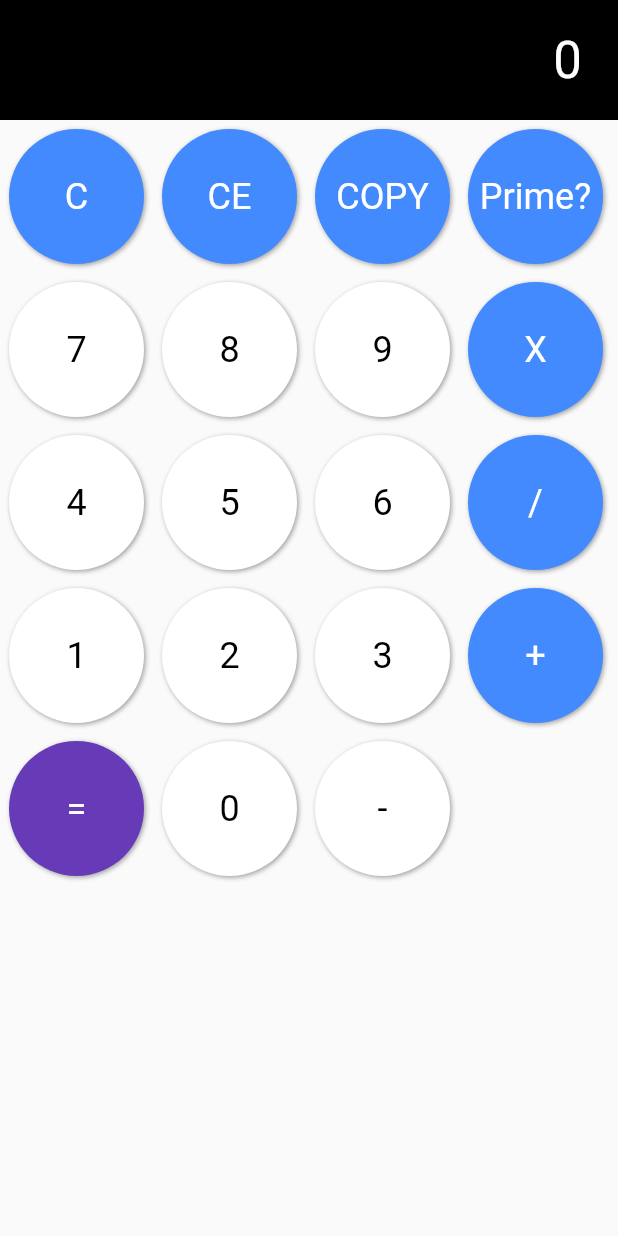
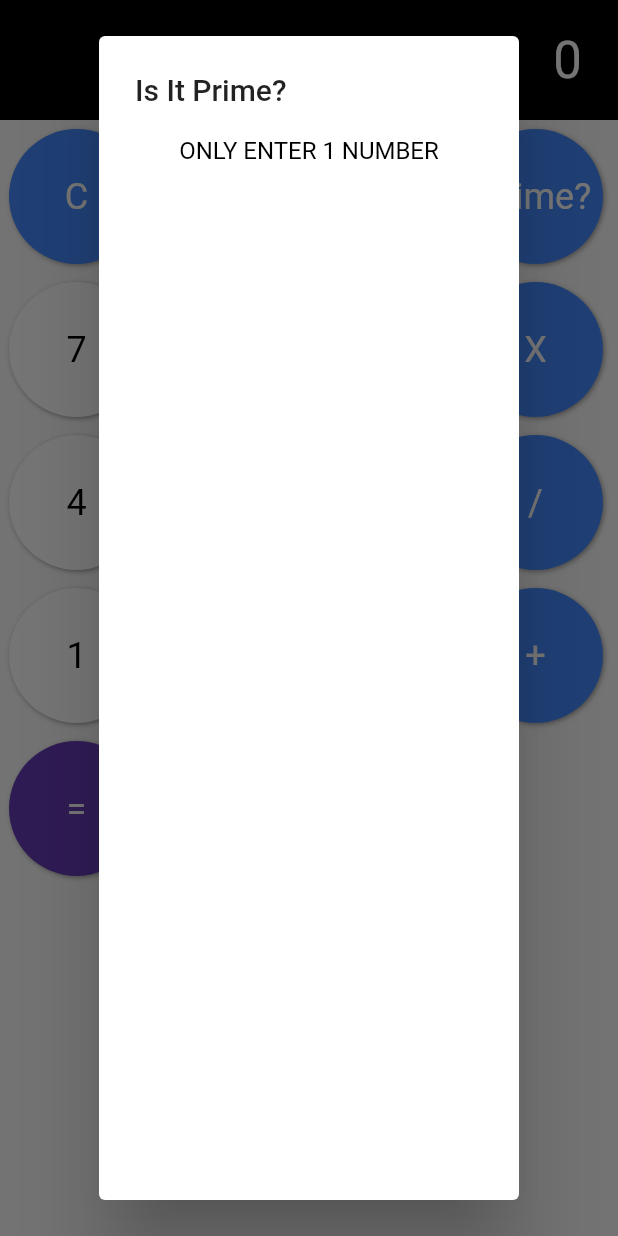
Before and after one commit to D11TScott/flutter-calculator, a Flutter app: the screen it shows after launch, after a tap on "Prime?", on a phone screen of 412 x 824 dp. Run offline on Flutter 3.47's test engine with Material 2 defaults, Android fonts, the phone set to English and light mode, and no system bars.

Commit message:
Primality
A dialogue box is displayed telling the user if their entered value is prime

```diff
--- a/lib/main.dart
+++ b/lib/main.dart
@@ -158,8 +158,64 @@ class _CalculationState extends State<Calculator>
     });
   }
 
-  void isPrimePressed()
+  bool isPrime(int num)
   {
+    for(int i = 1; i < num / 2; i++)
+    {
+      if(num % i == 0)
+      {
+        return false;
+      }
+    }
+    return true;
+  }
+
+  Widget isPrimePressed()
+  {
+    if(firstOperand == null || secondOperand != null)
+    {
+      return buildIsPrimePopupDialog(context, 0, false);
+    }
+
+    return buildIsPrimePopupDialog(context, firstOperand as int, true);
+  }
+
+  Widget buildIsPrimePopupDialog(BuildContext context, int number, bool valid)
+  {
+    String textToDisplay = isPrime(number) ? "$number is Prime" : "$number is not Prime";
+
+    if(!valid)
+    {
+      textToDisplay = "ONLY ENTER 1 NUMBER";
+    }
+
+    return AlertDialog(
+      title: Text('Is It Prime?'),
+      content: Column(
+        children: [
+          Text(
+              textToDisplay,
+            style: TextStyle(
+              color: Colors.black
+            ),
+          ),
+
+        ],
+      ),
+      actions: <Widget>[
+        new TextButton(
+            onPressed: (){
+              Navigator.of(context).pop();
+            },
+            child: Text(
+              'Close',
+              style: TextStyle(
+                  color: Colors.white
+              ),
+            )
+        )
+      ],
+    );
 
   }
 
@@ -197,7 +253,13 @@ class _CalculationState extends State<Calculator>
             getButton(text: 'C', onClick: () => clear(), backgroundColour: Colors.blueAccent, labelColour: Colors.white),
             getButton(text: 'CE', onClick: () => clearEntry(), backgroundColour: Colors.blueAccent, labelColour: Colors.white),
             getButton(text: 'COPY', onClick: () => copyToClipboard(), backgroundColour: Colors.blueAccent, labelColour: Colors.white),
-            getButton(text: 'Prime?', onClick: () => isPrimePressed(), backgroundColour: Colors.blueAccent, labelColour: Colors.white),
+            getButton(text: 'Prime?', onClick: (){
+              showDialog(
+                  context: context,
+                  builder: (BuildContext context) => isPrimePressed(),
+              );
+            },
+                backgroundColour: Colors.blueAccent, labelColour: Colors.white),
           ],
         ),
         Row( // Rows are likewise in the horizontal direction
```
